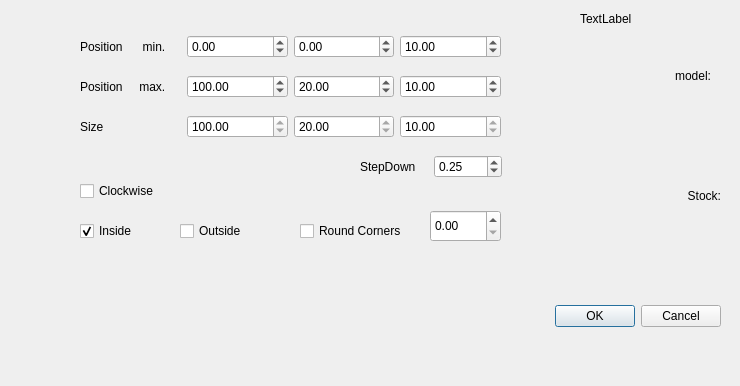
Above: src/Gui/rectcutdialog.ui from fredrickojackson/CppCAM before the change. Below: the same form after it.
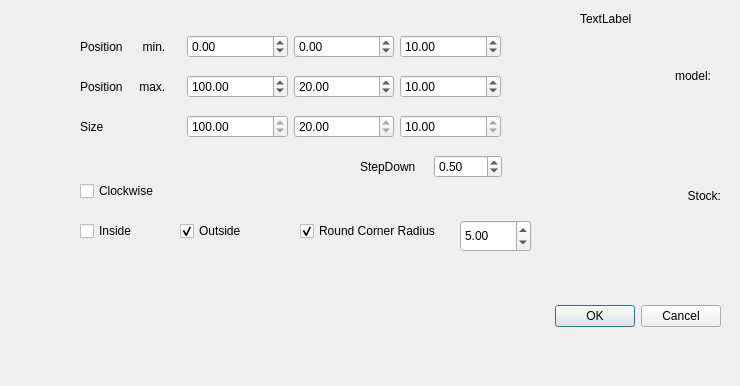
That is the form after the change.

The edit to the form file:
```diff
--- a/src/Gui/rectcutdialog.ui
+++ b/src/Gui/rectcutdialog.ui
@@ -171,7 +171,7 @@
        <double>0.100000000000000</double>
       </property>
       <property name="value">
-       <double>0.250000000000000</double>
+       <double>0.500000000000000</double>
       </property>
      </widget>
     </item>
@@ -263,23 +263,29 @@
     <rect>
      <x>300</x>
      <y>220</y>
-     <width>121</width>
+     <width>161</width>
      <height>22</height>
     </rect>
    </property>
    <property name="text">
-    <string>Round Corners</string>
+    <string>Round Corner Radius</string>
+   </property>
+   <property name="checked">
+    <bool>true</bool>
    </property>
   </widget>
   <widget class="QDoubleSpinBox" name="dsbRoundCorner">
    <property name="geometry">
     <rect>
-     <x>430</x>
-     <y>210</y>
+     <x>460</x>
+     <y>220</y>
      <width>71</width>
      <height>32</height>
     </rect>
    </property>
+   <property name="value">
+    <double>5.000000000000000</double>
+   </property>
   </widget>
   <widget class="QLabel" name="lblCutterInf">
    <property name="geometry">
@@ -320,7 +326,7 @@
     <string>Inside</string>
    </property>
    <property name="checked">
-    <bool>true</bool>
+    <bool>false</bool>
    </property>
   </widget>
   <widget class="QCheckBox" name="cbOutside">
@@ -335,6 +341,9 @@
    <property name="text">
     <string>Outside</string>
    </property>
+   <property name="checked">
+    <bool>true</bool>
+   </property>
   </widget>
  </widget>
  <resources/>
```
